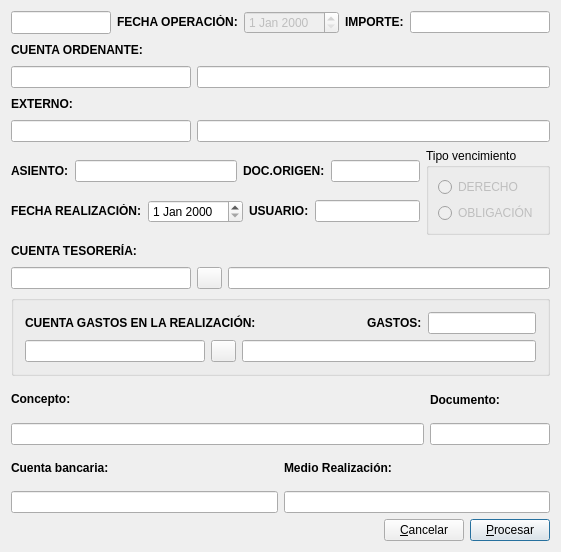
DIBOSAJM/keme, file procesavencimiento.ui: the form before one commit.
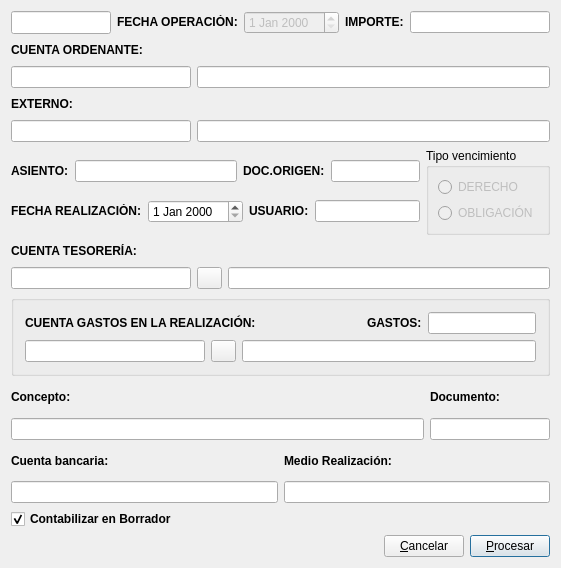
The form after the commit. Icons and pictures are not drawn.

Commit message: Funcionalidad borrador, nuevos cambios

```diff
--- a/procesavencimiento.ui
+++ b/procesavencimiento.ui
@@ -8,7 +8,7 @@
     <x>0</x>
     <y>0</y>
     <width>561</width>
-    <height>552</height>
+    <height>568</height>
    </rect>
   </property>
   <property name="windowTitle">
@@ -730,7 +730,6 @@
          </property>
          <property name="font">
           <font>
-           <weight>75</weight>
            <bold>true</bold>
           </font>
          </property>
@@ -761,7 +760,6 @@
         <widget class="QLabel" name="label_3">
          <property name="font">
           <font>
-           <weight>75</weight>
            <bold>true</bold>
           </font>
          </property>
@@ -781,7 +779,6 @@
         <widget class="QLabel" name="mediolabel">
          <property name="font">
           <font>
-           <weight>75</weight>
            <bold>true</bold>
           </font>
          </property>
@@ -797,6 +794,21 @@
      </item>
     </layout>
    </item>
+   <item>
+    <widget class="QCheckBox" name="contab_borr_checkBox">
+     <property name="font">
+      <font>
+       <bold>true</bold>
+      </font>
+     </property>
+     <property name="text">
+      <string>Contabilizar en Borrador</string>
+     </property>
+     <property name="checked">
+      <bool>true</bool>
+     </property>
+    </widget>
+   </item>
    <item>
     <layout class="QHBoxLayout">
      <property name="spacing">
```
Left out of the diff: 9 changed lines with no effect on the pictures. The commit also changes 23 other files.
